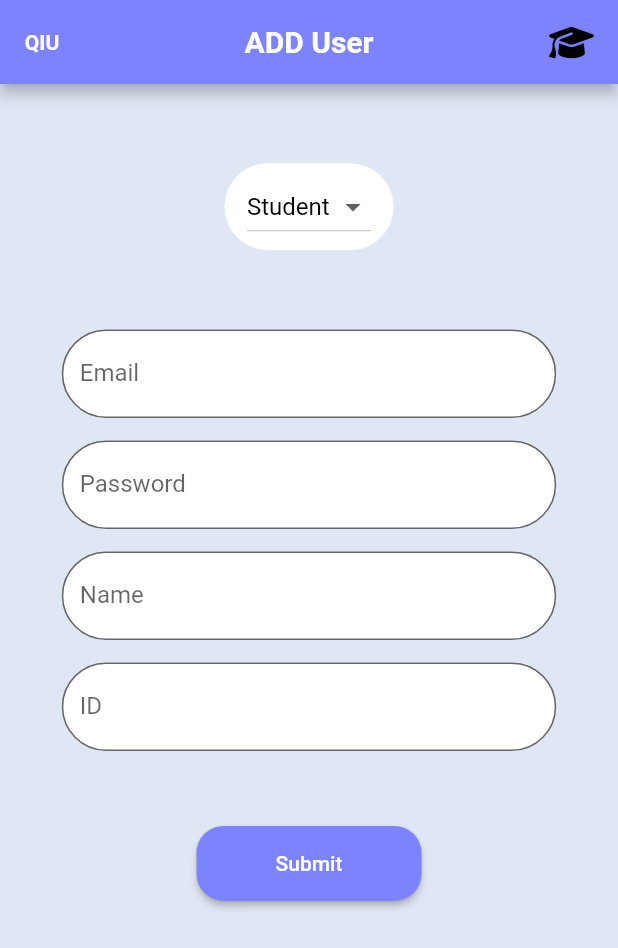
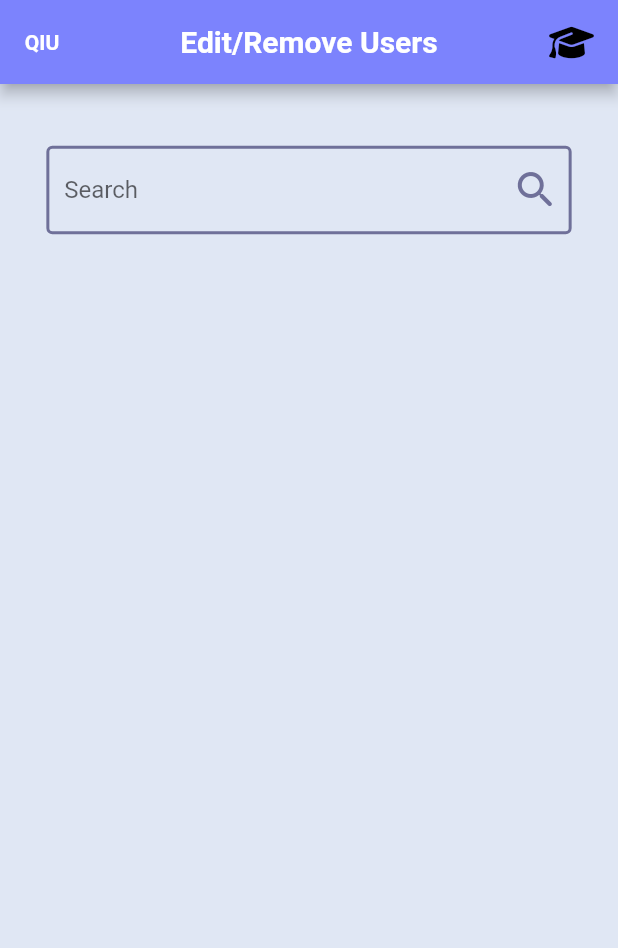
Before and after one commit to Mhamad-Raad/Class-Note-Collectore, a Flutter app: the screen it shows after launch, on a phone screen of 412 x 824 dp. Shown: the top 948 px of the screen. Run offline on Flutter 3.47's test engine with Material 2 defaults, Android fonts, the phone set to English and light mode, and no system bars; our stand-ins replace font_awesome_flutter.

Commit message:
80% of searching user in admin is done

```diff
--- a/lib/main.dart
+++ b/lib/main.dart
@@ -1,6 +1,7 @@
 import 'package:flutter/material.dart';
 import 'package:fyp/Providers/User.dart';
-import 'package:fyp/screens/Admin_Add_User.dart';
+import 'package:fyp/screens/Admin/Admin_Add_User.dart';
+import 'package:fyp/screens/Admin/searchUser.dart';
 import 'package:fyp/screens/profile.dart';
 import 'package:provider/provider.dart';
 
@@ -31,7 +32,7 @@ class _MyAPPState extends State<MyAPP> {
       ],
       child: MaterialApp(
         debugShowCheckedModeBanner: false,
-        home: AddUser(),
+        home: Search(),
       ),
     );
   }
--- /dev/null
+++ b/lib/screens/Admin/searchUser.dart
@@ -0,0 +1,139 @@
+import 'package:flutter/material.dart';
+import 'package:font_awesome_flutter/font_awesome_flutter.dart';
+import 'package:provider/provider.dart';
+
+import '../../Providers/User.dart';
+
+class Search extends StatefulWidget {
+  const Search({Key? key}) : super(key: key);
+
+  @override
+  State<Search> createState() => _SearchState();
+}
+
+class _SearchState extends State<Search> {
+  var isLoading = false;
+  var searchController = TextEditingController();
+  var amb = false;
+  @override
+  Widget build(BuildContext context) {
+    amb = false;
+    final Media = MediaQuery.of(context);
+    final user = Provider.of<User>(context, listen: true);
+    return Scaffold(
+      backgroundColor: const Color.fromRGBO(224, 231, 244, 1),
+      appBar: AppBar(
+        backgroundColor: const Color.fromRGBO(124, 131, 253, 1),
+        centerTitle: true,
+        title: const Text(
+          "Edit/Remove Users",
+          style: TextStyle(
+            fontWeight: FontWeight.bold,
+          ),
+        ),
+        leading: const Center(
+          child: Text(
+            "QIU",
+            style: TextStyle(
+              fontWeight: FontWeight.bold,
+            ),
+          ),
+        ),
+        automaticallyImplyLeading: false,
+        actions: [
+          Container(
+            margin: const EdgeInsets.only(
+              right: 10,
+            ),
+            child: const IconButton(
+              onPressed: null,
+              icon: Icon(
+                FontAwesomeIcons.graduationCap,
+                color: Colors.black,
+              ),
+            ),
+          ),
+        ],
+      ),
+      body: SizedBox(
+        height: Media.size.height,
+        width: Media.size.width,
+        child: SingleChildScrollView(
+          child: Column(
+            children: [
+              SizedBox(
+                height: Media.size.height * .05,
+              ),
+              SizedBox(
+                // color: Colors.amber,
+                height: Media.size.height * .1,
+                width: Media.size.width * .85,
+                child: TextField(
+                  onChanged: (value) async {
+                    setState(() {
+                      isLoading = true;
+                    });
+                    await user.searchUsers(value).then((value) {
+                      setState(() {
+                        isLoading = false;
+                      });
+                    });
+
+                    print(user.suggestions);
+                  },
+                  controller: searchController,
+                  decoration: InputDecoration(
+                    suffixIcon: IconButton(
+                      onPressed: () async {
+                        setState(() {
+                          isLoading = true;
+                        });
+                        await user
+                            .searchUsers(searchController.text)
+                            .then((value) {
+                          setState(() {
+                            isLoading = false;
+                          });
+                        });
+                      },
+                      icon: const Icon(
+                        Icons.search_rounded,
+                        size: 32,
+                        color: Color.fromARGB(255, 111, 112, 153),
+                      ),
+                    ),
+                    focusedBorder: const OutlineInputBorder(
+                      borderSide: BorderSide(
+                          color: Color.fromRGBO(124, 131, 253, 1), width: 2.0),
+                    ),
+                    enabledBorder: const OutlineInputBorder(
+                      borderSide: BorderSide(
+                          color: Color.fromARGB(255, 111, 112, 153),
+                          width: 2.0),
+                    ),
+                    hintText: 'Search',
+                  ),
+                ),
+              ),
+              Center(
+                child: isLoading
+                      ? const CircularProgressIndicator() : SizedBox(
+                  height: Media.size.height * .8,
+                  width: Media.size.width * 85,
+                  child: ListView.builder(
+                    itemCount: user.suggestions.length,
+                    itemBuilder: (BuildContext context, int index) {
+                      return ListTile(
+                        title: Text(user.suggestions[index]),
+                      );
+                    },
+                  ),
+                ),
+              ),
+            ],
+          ),
+        ),
+      ),
+    );
+  }
+}
--- a/lib/screens/AssignmentInfo.dart
+++ b/lib/screens/Student/AssignmentInfo.dart
@@ -2,7 +2,7 @@ import 'package:flutter/material.dart';
 import 'package:font_awesome_flutter/font_awesome_flutter.dart';
 import 'package:provider/provider.dart';
 
-import '../Providers/User.dart';
+import '../../Providers/User.dart';
 
 class AssignmentInfo extends StatefulWidget {
   var asgi;
--- a/lib/screens/CourseDetails.dart
+++ b/lib/screens/Student/CourseDetails.dart
@@ -1,10 +1,10 @@
 import 'package:flutter/material.dart';
 import 'package:font_awesome_flutter/font_awesome_flutter.dart';
-import 'package:fyp/screens/CourseInfo.dart';
+import 'package:fyp/screens/Student/CourseInfo.dart';
 import 'package:fyp/screens/profile.dart';
 import 'package:provider/provider.dart';
 
-import '../Providers/User.dart';
+import '../../Providers/User.dart';
 
 class CoursesDetails extends StatefulWidget {
   const CoursesDetails({Key? key}) : super(key: key);
--- a/lib/screens/profile.dart
+++ b/lib/screens/profile.dart
@@ -1,6 +1,6 @@
 import 'package:flutter/material.dart';
 import 'package:fyp/models/Admin.dart';
-import 'package:fyp/screens/CourseDetails.dart';
+import 'package:fyp/screens/Student/CourseDetails.dart';
 import 'package:provider/provider.dart';
 import 'package:font_awesome_flutter/font_awesome_flutter.dart';
 
```
Also changed, not shown: lib/Providers/User.dart (+42 -4 lines), lib/screens/Admin/Admin_Add_User.dart (renamed from lib/screens/Admin_Add_User.dart, +52 -9 lines), lib/screens/Student/CourseInfo.dart (renamed from lib/screens/CourseInfo.dart, +4 -4 lines).
